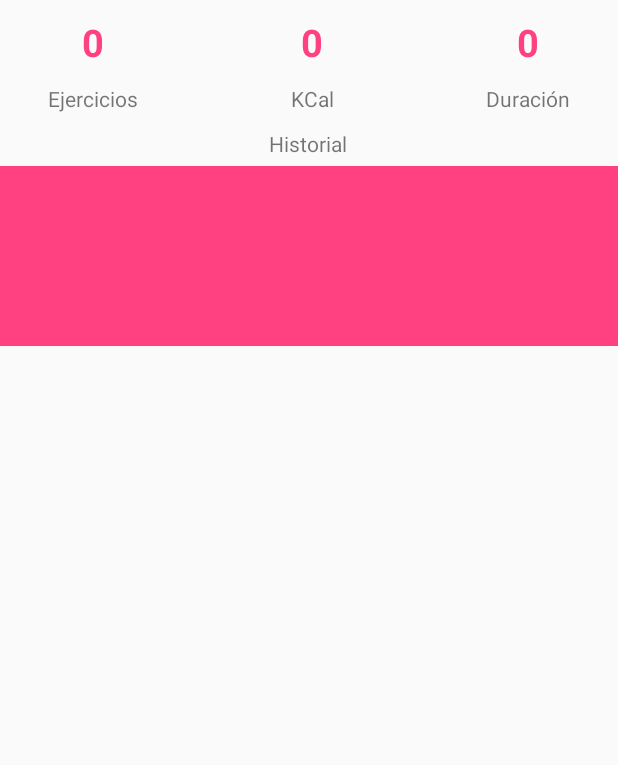
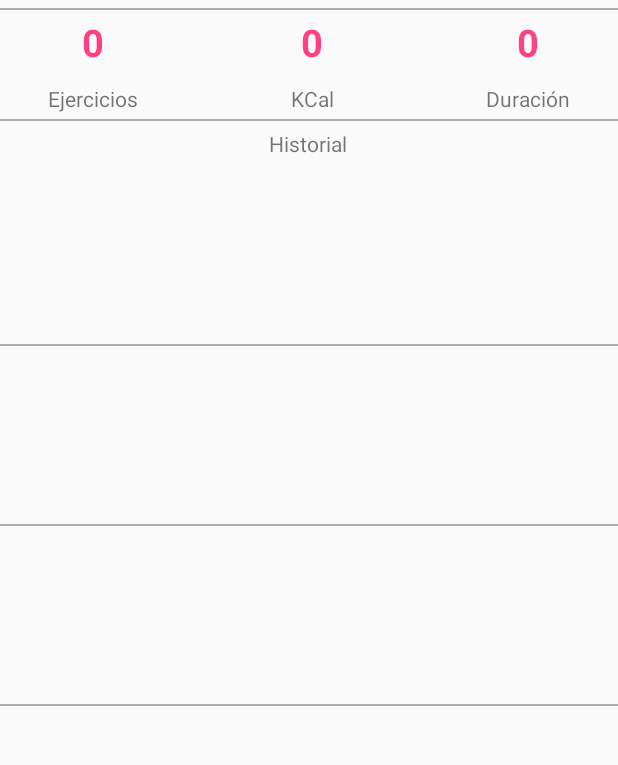
Before and after one commit to AlbaFontaneda/never-give-app, an Android app: the AchievementsActivity screen opened directly, with no data from a screen before it, on a phone screen of 412 x 824 dp, the part 236-1001 px from its top. Run offline under Robolectric (Android 15) with nearby library versions, the phone set to English and light mode, and no system bars.

Commit message:
Fix styles

```diff
--- /dev/null
+++ b/app/src/main/res/drawable-v24/achievements_border_bottom.xml
@@ -0,0 +1,17 @@
+<?xml version="1.0" encoding="utf-8"?>
+<layer-list xmlns:android="http://schemas.android.com/apk/res/android" >
+
+    <item
+        android:top="-2dp"
+        android:right="-2dp"
+        android:left="-2dp">
+        <shape>
+            <solid
+                android:color="@android:color/transparent" />
+            <stroke
+                android:width="1dp"
+                android:color="#ababb2" />
+        </shape>
+    </item>
+
+</layer-list>
--- a/app/src/main/res/drawable-v24/achievements_border_row.xml
+++ /dev/null
@@ -1,14 +0,0 @@
-<?xml version="1.0" encoding="utf-8"?>
-<shape
-    xmlns:android="http://schemas.android.com/apk/res/android" android:shape="rectangle">
-
-    <corners
-        android:bottomRightRadius="6dp"
-        android:bottomLeftRadius="6dp"
-        android:topLeftRadius="6dp"
-        android:topRightRadius="6dp" />
-
-    <stroke
-        android:width="1dp"
-        android:color="@color/achievementsRow" />
-</shape>
--- /dev/null
+++ b/app/src/main/res/drawable/achievements_border_top.xml
@@ -0,0 +1,16 @@
+<layer-list xmlns:android="http://schemas.android.com/apk/res/android" >
+
+    <item
+        android:bottom="-2dp"
+        android:right="-2dp"
+        android:left="-2dp">
+        <shape>
+            <solid
+                android:color="@android:color/transparent" />
+            <stroke
+                android:width="1dp"
+                android:color="#ababb2" />
+        </shape>
+    </item>
+
+</layer-list>
--- a/app/src/main/res/layout/activity_achievements.xml
+++ b/app/src/main/res/layout/activity_achievements.xml
@@ -9,7 +9,7 @@
     tools:context="com.rigobertosl.nevergiveapp.AchievementsActivity">
 
     <android.support.design.widget.AppBarLayout
-        android:id="@+id/appbar_achievements"
+        android:id="@+id/appbar"
         android:layout_width="match_parent"
         android:layout_height="wrap_content"
         android:paddingTop="@dimen/appbar_padding_top"
@@ -19,6 +19,7 @@
             android:id="@+id/toolbar"
             android:layout_width="match_parent"
             android:layout_height="?attr/actionBarSize"
+            android:layout_weight="1"
             android:background="?attr/colorPrimary"
             app:layout_scrollFlags="scroll|enterAlways"
             app:popupTheme="@style/AppTheme.PopupOverlay"
@@ -54,12 +55,19 @@
                 android:text="@string/events_tab" />
 
         </android.support.design.widget.TabLayout>
+
     </android.support.design.widget.AppBarLayout>
 
-    <android.support.v4.view.ViewPager
-        android:id="@+id/container"
+    <FrameLayout
         android:layout_width="match_parent"
         android:layout_height="match_parent"
-        app:layout_behavior="@string/appbar_scrolling_view_behavior" />
+        android:layout_marginBottom="?attr/actionBarSize"
+        app:layout_behavior="@string/appbar_scrolling_view_behavior">
+
+        <android.support.v4.view.ViewPager
+            android:id="@+id/container"
+            android:layout_width="match_parent"
+            android:layout_height="match_parent" />
+    </FrameLayout>
 
 </android.support.design.widget.CoordinatorLayout>
--- a/app/src/main/res/layout/fragment_achievements_points.xml
+++ b/app/src/main/res/layout/fragment_achievements_points.xml
@@ -1,4 +1,4 @@
-<android.support.constraint.ConstraintLayout
+<android.support.design.widget.CoordinatorLayout
     xmlns:android="http://schemas.android.com/apk/res/android"
     xmlns:app="http://schemas.android.com/apk/res-auto"
     xmlns:tools="http://schemas.android.com/tools"
@@ -7,9 +7,8 @@
     android:layout_height="match_parent"
     tools:context="com.rigobertosl.nevergiveapp.AchievementsActivity$PlaceholderFragment">
 
-
     <ScrollView
-        android:id="@+id/foods_scroll"
+        android:id="@+id/init_scroll"
         android:layout_width="match_parent"
         android:layout_height="match_parent"
         android:orientation="vertical">
@@ -40,7 +39,8 @@
             </TableRow>
             <TableRow
                 android:id="@+id/summary_dates"
-                style="@style/AchievementsRow">
+                style="@style/AchievementsRow"
+                android:background="@drawable/achievements_border_top">
 
                 <TextView
                     android:id="@+id/num_exercises"
@@ -59,7 +59,8 @@
             </TableRow>
             <TableRow
                 android:id="@+id/summary_names"
-                style="@style/AchievementsRow">
+                style="@style/AchievementsRow"
+                android:background="@drawable/achievements_border_bottom">
 
                 <TextView
                     style="@style/ElementRows"
@@ -84,12 +85,19 @@
                     android:text="@string/history" />
             </TableRow>
             <LinearLayout
-                android:id="@+id/History_content"
-                style="@style/FoodsContent">
+                android:id="@+id/History_content1"
+                style="@style/LastAchievementsContent">
             </LinearLayout>
-
+            <LinearLayout
+                android:id="@+id/History_content2"
+                style="@style/LastAchievementsContent">
+            </LinearLayout>
+            <LinearLayout
+                android:id="@+id/History_content3"
+                style="@style/LastAchievementsContent">
+            </LinearLayout>
 
         </TableLayout>
     </ScrollView>
 
-</android.support.constraint.ConstraintLayout>
+</android.support.design.widget.CoordinatorLayout>
--- a/app/src/main/res/values/styles.xml
+++ b/app/src/main/res/values/styles.xml
@@ -116,6 +116,7 @@
     </style>
     <!-- /ESTILOS VENTANA DE COMIDAS -->
 
+    <!-- ESTILOS VENTANA DE LOGROS -->
     <style name="AchievementsContent">
         <item name="android:layout_width">match_parent</item>
         <item name="android:layout_height">100dp</item>
@@ -126,7 +127,7 @@
     <style name="AchievementsRow">
         <item name="android:layout_width">match_parent</item>
         <item name="android:layout_height">match_parent</item>
-        <!--<item name="android:background">@drawable/achievements_border_row</item>-->
+        <!--<item name="android:background">@drawaachievements_border_bottom_row</item>-->
         <item name="android:paddingTop">5dp</item>
         <item name="android:paddingBottom">5dp</item>
         <item name="android:paddingLeft">5dp</item>
@@ -150,4 +151,12 @@
         <item name="android:textColor">@color/colorAccent</item>
     </style>
 
+    <style name="LastAchievementsContent">
+        <item name="android:orientation">horizontal</item>
+        <item name="android:layout_width">match_parent</item>
+        <item name="android:layout_height">120dp</item>
+        <item name="android:background">@drawable/achievements_border_bottom</item>
+    </style>
+
+
 </resources>
```
Also changed, not shown: app/src/main/java/com/rigobertosl/nevergiveapp/TrainingActivity.java (+5 -19 lines), app/src/main/res/layout/fragment_training_custom_tab.xml (+0 -27 lines), app/src/main/res/layout/popup_new_table.xml (added, +40 -0 lines), app/src/main/res/values/strings.xml (+2 -10 lines).
